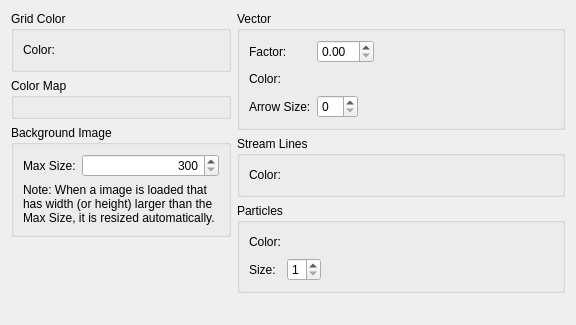
Old version of the form libs/gui/pref/preferencepagegraphicsdefault.ui in the repository i-RIC/prepost-gui.
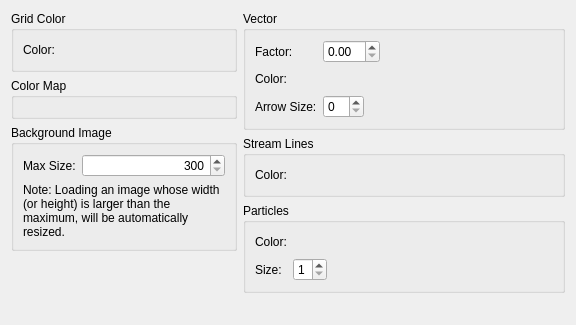
New version of the form. Custom widgets are drawn as their Qt base class.

The edit to the form file:
```diff
--- a/libs/gui/pref/preferencepagegraphicsdefault.ui
+++ b/libs/gui/pref/preferencepagegraphicsdefault.ui
@@ -97,7 +97,7 @@
         <item>
          <widget class="QLabel" name="backgroundNoteLabel">
           <property name="text">
-           <string>Note: When a image is loaded that has width (or height) larger than the Max Size, it is resized automatically.</string>
+           <string>Note: Loading an image whose width (or height) is larger than the maximum, will be automatically resized.</string>
           </property>
           <property name="wordWrap">
            <bool>true</bool>
```
